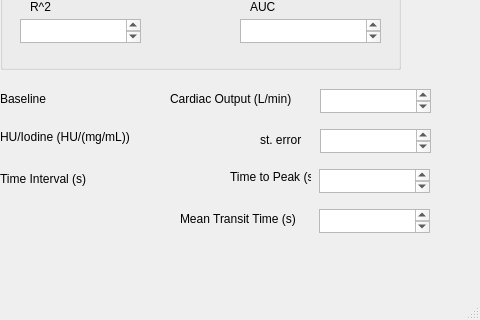
ogdenk/CTCO, file CTCOGUI.ui: the form before one commit; both pictures show x 860 to 1340 and y 451 to 771 of the 1340 by 771 pixel window.
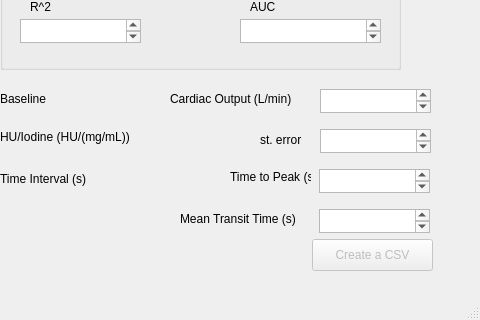
The form after the commit. Custom widgets are drawn as their Qt base class.

Commit message:
Added the ability to export data as a csv file
To Shane:
I can't figure out why the image starts off being offset (it's down and to the right of where the image actually starts), if you could fix that (or figure why it is happening), that would be much appreciated.
-Michael

```diff
--- a/CTCOGUI.ui
+++ b/CTCOGUI.ui
@@ -730,6 +730,22 @@
      <string>Time Interval (s)</string>
     </property>
    </widget>
+   <widget class="QPushButton" name="createCSV">
+    <property name="enabled">
+     <bool>false</bool>
+    </property>
+    <property name="geometry">
+     <rect>
+      <x>1172</x>
+      <y>690</y>
+      <width>121</width>
+      <height>32</height>
+     </rect>
+    </property>
+    <property name="text">
+     <string>Create a CSV</string>
+    </property>
+   </widget>
   </widget>
   <widget class="QMenuBar" name="menubar">
    <property name="geometry">
```
The commit also changes 2 other files.
